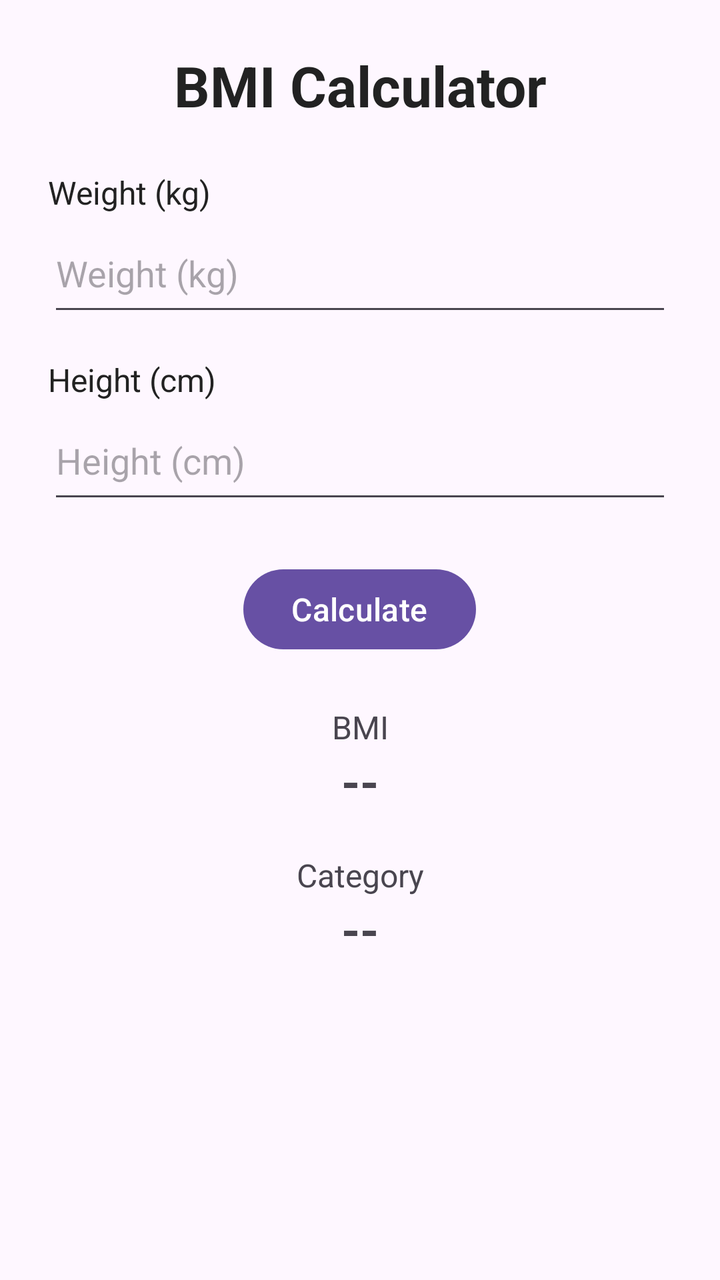
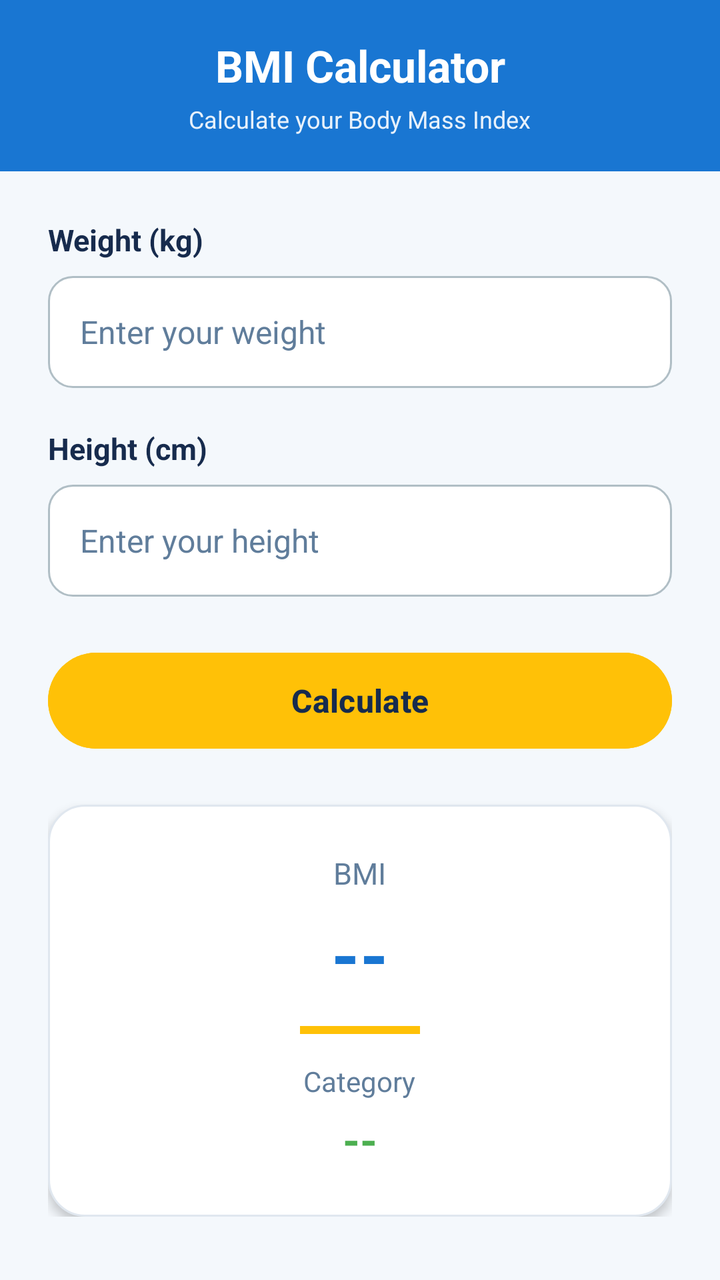

Two renders of the same Android screen: before a commit and after it. Below are the layout's source before the change and the commit's diff.
<!-- AndroidManifest.xml: application theme Theme.BMICalculator -->
<!-- res/layout/activity_main.xml -->
<?xml version="1.0" encoding="utf-8"?>
<ScrollView xmlns:android="http://schemas.android.com/apk/res/android"
    android:layout_width="match_parent"
    android:layout_height="match_parent">

    <LinearLayout
        android:layout_width="match_parent"
        android:layout_height="wrap_content"
        android:orientation="vertical"
        android:padding="@dimen/screen_padding">

        

        <TextView
            android:id="@+id/titleText"
            android:layout_width="match_parent"
            android:layout_height="wrap_content"
            android:gravity="center"
            android:text="@string/title_bmi"
            android:textColor="@color/text_primary"
            android:textSize="@dimen/title_size"
            android:textStyle="bold"
            android:layout_marginBottom="24dp" />


        

        <TextView
            android:layout_width="match_parent"
            android:layout_height="wrap_content"
            android:text="@string/weight"
            android:textColor="@color/text_primary"
            android:textSize="@dimen/label_size" />

        <EditText
            android:id="@+id/weightEditText"
            android:layout_width="match_parent"
            android:layout_height="@dimen/input_height"
            android:hint="@string/weight"
            android:inputType="numberDecimal"
            android:layout_marginBottom="16dp" />


        

        <TextView
            android:layout_width="match_parent"
            android:layout_height="wrap_content"
            android:text="@string/height"
            android:textColor="@color/text_primary"
            android:textSize="@dimen/label_size" />

        <EditText
            android:id="@+id/heightEditText"
            android:layout_width="match_parent"
            android:layout_height="@dimen/input_height"
            android:hint="@string/height"
            android:inputType="numberDecimal"
            android:layout_marginBottom="24dp" />


        

        <Button
            android:id="@+id/calculateButton"
            android:layout_width="wrap_content"
            android:layout_height="wrap_content"
            android:layout_gravity="center"
            android:text="@string/calculate"
            android:textSize="@dimen/button_text_size"
            android:layout_marginBottom="24dp" />


        

        <TextView
            android:id="@+id/bmiLabel"
            android:layout_width="match_parent"
            android:layout_height="wrap_content"
            android:gravity="center"
            android:text="@string/bmi"
            android:textSize="@dimen/label_size" />

        <TextView
            android:id="@+id/bmiResult"
            android:layout_width="match_parent"
            android:layout_height="wrap_content"
            android:gravity="center"
            android:text="--"
            android:textSize="@dimen/result_size"
            android:textStyle="bold"
            android:layout_marginBottom="20dp" />


        

        <TextView
            android:id="@+id/categoryLabel"
            android:layout_width="match_parent"
            android:layout_height="wrap_content"
            android:gravity="center"
            android:text="@string/bmi_category"
            android:textSize="@dimen/label_size" />

        <TextView
            android:id="@+id/categoryResult"
            android:layout_width="match_parent"
            android:layout_height="wrap_content"
            android:gravity="center"
            android:text="--"
            android:textSize="@dimen/result_size"
            android:textStyle="bold" />

    </LinearLayout>

</ScrollView>
<!-- resources referenced by this layout -->
<resources>
  <color name="text_primary">#222222</color>
  <dimen name="button_text_size">16sp</dimen>
  <dimen name="input_height">56dp</dimen>
  <dimen name="label_size">16sp</dimen>
  <dimen name="result_size">24sp</dimen>
  <dimen name="screen_padding">24dp</dimen>
  <dimen name="title_size">28sp</dimen>
  <string name="bmi">BMI</string>
  <string name="bmi_category">Category</string>
  <string name="calculate">Calculate</string>
  <string name="height">Height (cm)</string>
  <string name="title_bmi">BMI Calculator</string>
  <string name="weight">Weight (kg)</string>
  <style name="Theme.BMICalculator" parent="Base.Theme.BMICalculator" />
  <style name="Base.Theme.BMICalculator" parent="Theme.Material3.DayNight.NoActionBar">
          
          
      </style>
</resources>

<!-- the commit's change to res/layout/activity_main.xml (unified diff, before → after) -->
@@ -1,115 +1,181 @@
 <?xml version="1.0" encoding="utf-8"?>
 <ScrollView xmlns:android="http://schemas.android.com/apk/res/android"
     android:layout_width="match_parent"
-    android:layout_height="match_parent">
+    android:layout_height="match_parent"
+    android:background="@color/background"
+    android:fillViewport="true">
 
     <LinearLayout
         android:layout_width="match_parent"
         android:layout_height="wrap_content"
-        android:orientation="vertical"
-        android:padding="@dimen/screen_padding">
+        android:orientation="vertical">
 
         
 
-        <TextView
-            android:id="@+id/titleText"
+        <LinearLayout
             android:layout_width="match_parent"
             android:layout_height="wrap_content"
+            android:orientation="vertical"
             android:gravity="center"
-            android:text="@string/title_bmi"
-            android:textColor="@color/text_primary"
-            android:textSize="@dimen/title_size"
-            android:textStyle="bold"
-            android:layout_marginBottom="24dp" />
+            android:background="@color/primary"
+            android:paddingStart="24dp"
+            android:paddingEnd="24dp"
+            android:paddingTop="18dp"
+            android:paddingBottom="18dp">
+
+            <TextView
+                android:layout_width="wrap_content"
+                android:layout_height="wrap_content"
+                android:text="@string/title_bmi"
+                android:textColor="@color/text_white"
+                android:textSize="22sp"
+                android:textStyle="bold"
+                android:gravity="center" />
+
+            <TextView
+                android:layout_width="wrap_content"
+                android:layout_height="wrap_content"
+                android:layout_marginTop="4dp"
+                android:text="@string/subtitle_bmi"
+                android:textColor="@color/text_white"
+                android:alpha="0.9"
+                android:textSize="12sp"
+                android:gravity="center" />
+
+        </LinearLayout>
 
 
         
 
-        <TextView
+        <LinearLayout
             android:layout_width="match_parent"
             android:layout_height="wrap_content"
-            android:text="@string/weight"
-            android:textColor="@color/text_primary"
-            android:textSize="@dimen/label_size" />
+            android:orientation="vertical"
+            android:padding="24dp">
 
-        <EditText
-            android:id="@+id/weightEditText"
-            android:layout_width="match_parent"
-            android:layout_height="@dimen/input_height"
-            android:hint="@string/weight"
-            android:inputType="numberDecimal"
-            android:layout_marginBottom="16dp" />
+            
+
+            <TextView
+                android:layout_width="match_parent"
+                android:layout_height="wrap_content"
+                android:text="@string/weight"
+                android:textColor="@color/text_primary"
+                android:textSize="15sp"
+                android:textStyle="bold"
+                android:layout_marginBottom="8dp" />
+
+            <EditText
+                android:id="@+id/weightEditText"
+                android:layout_width="match_parent"
+                android:layout_height="56dp"
+                android:background="@drawable/edittext_background"
+                android:hint="@string/weight_hint"
+                android:inputType="numberDecimal"
+                android:textColor="@color/text_primary"
+                android:textColorHint="@color/text_secondary"
+                android:textSize="16sp"
+                android:paddingStart="16dp"
+                android:paddingEnd="16dp"
+                android:layout_marginBottom="20dp" />
 
 
-        
+            
 
-        <TextView
-            android:layout_width="match_parent"
-            android:layout_height="wrap_content"
-            android:text="@string/height"
-            android:textColor="@color/text_primary"
-            android:textSize="@dimen/label_size" />
+            <TextView
+                android:layout_width="match_parent"
+                android:layout_height="wrap_content"
+                android:text="@string/height"
+                android:textColor="@color/text_primary"
+                android:textSize="15sp"
+                android:textStyle="bold"
+                android:layout_marginBottom="8dp" />
 
-        <EditText
-            android:id="@+id/heightEditText"
-            android:layout_width="match_parent"
-            android:layout_height="@dimen/input_height"
-            android:hint="@string/height"
-            android:inputType="numberDecimal"
-            android:layout_marginBottom="24dp" />
+            <EditText
+                android:id="@+id/heightEditText"
+                android:layout_width="match_parent"
+                android:layout_height="56dp"
+                android:background="@drawable/edittext_background"
+                android:hint="@string/height_hint"
+                android:inputType="numberDecimal"
+                android:textColor="@color/text_primary"
+                android:textColorHint="@color/text_secondary"
+                android:textSize="16sp"
+                android:paddingStart="16dp"
+                android:paddingEnd="16dp"
+                android:layout_marginBottom="24dp" />
 
 
-        
+            
 
-        <Button
-            android:id="@+id/calculateButton"
-            android:layout_width="wrap_content"
-            android:layout_height="wrap_content"
-            android:layout_gravity="center"
-            android:text="@string/calculate"
-            android:textSize="@dimen/button_text_size"
-            android:layout_marginBottom="24dp" />
+            <Button
+                android:id="@+id/calculateButton"
+                android:layout_width="match_parent"
+                android:layout_height="56dp"
+                android:text="@string/calculate"
+                android:textColor="@color/text_primary"
+                android:textSize="16sp"
+                android:textStyle="bold"
+                android:backgroundTint="@color/accent_yellow"
+                android:layout_marginBottom="24dp" />
 
 
-        
+            
 
-        <TextView
-            android:id="@+id/bmiLabel"
-            android:layout_width="match_parent"
-            android:layout_height="wrap_content"
-            android:gravity="center"
-            android:text="@string/bmi"
-            android:textSize="@dimen/label_size" />
+            <LinearLayout
+                android:layout_width="match_parent"
+                android:layout_height="wrap_content"
+                android:orientation="vertical"
+                android:gravity="center"
+                android:background="@drawable/result_card"
+                android:elevation="3dp"
+                android:padding="24dp">
 
-        <TextView
-            android:id="@+id/bmiResult"
-            android:layout_width="match_parent"
-            android:layout_height="wrap_content"
-            android:gravity="center"
-            android:text="--"
-            android:textSize="@dimen/result_size"
-            android:textStyle="bold"
-            android:layout_marginBottom="20dp" />
+                <TextView
+                    android:id="@+id/bmiLabel"
+                    android:layout_width="wrap_content"
+                    android:layout_height="wrap_content"
+                    android:text="@string/bmi"
+                    android:textColor="@color/text_secondary"
+                    android:textSize="15sp" />
 
+                <TextView
+                    android:id="@+id/bmiResult"
+                    android:layout_width="wrap_content"
+                    android:layout_height="wrap_content"
+                    android:text="--"
+                    android:textColor="@color/primary"
+                    android:textSize="36sp"
+                    android:textStyle="bold"
+                    android:layout_marginTop="6dp" />
 
-        
+                <View
+                    android:layout_width="60dp"
+                    android:layout_height="4dp"
+                    android:background="@color/accent_yellow"
+                    android:layout_marginTop="12dp"
+                    android:layout_marginBottom="14dp" />
 
-        <TextView
-            android:id="@+id/categoryLabel"
-            android:layout_width="match_parent"
-            android:layout_height="wrap_content"
-            android:gravity="center"
-            android:text="@string/bmi_category"
-            android:textSize="@dimen/label_size" />
+                <TextView
+                    android:id="@+id/categoryLabel"
+                    android:layout_width="wrap_content"
+                    android:layout_height="wrap_content"
+                    android:text="@string/bmi_category"
+                    android:textColor="@color/text_secondary"
+                    android:textSize="14sp" />
 
-        <TextView
-            android:id="@+id/categoryResult"
-            android:layout_width="match_parent"
-            android:layout_height="wrap_content"
-            android:gravity="center"
-            android:text="--"
-            android:textSize="@dimen/result_size"
-            android:textStyle="bold" />
+                <TextView
+                    android:id="@+id/categoryResult"
+                    android:layout_width="wrap_content"
+                    android:layout_height="wrap_content"
+                    android:text="--"
+                    android:textColor="@color/normal_color"
+                    android:textSize="22sp"
+                    android:textStyle="bold"
+                    android:layout_marginTop="5dp" />
+
+            </LinearLayout>
+
+        </LinearLayout>
 
     </LinearLayout>
 
<!-- resource entries referenced after the edit -->
@@ -1,19 +1,92 @@
 <!-- resources referenced by this layout -->
 <resources>
-  <color name="text_primary">#222222</color>
-  <dimen name="button_text_size">16sp</dimen>
-  <dimen name="input_height">56dp</dimen>
-  <dimen name="label_size">16sp</dimen>
-  <dimen name="result_size">24sp</dimen>
-  <dimen name="screen_padding">24dp</dimen>
-  <dimen name="title_size">28sp</dimen>
+  <color name="accent_yellow">#FFC107</color>
+  <color name="background">#F4F8FC</color>
+  <color name="normal_color">#4CAF50</color>
+  <color name="primary">#1976D2</color>
+  <color name="text_primary">#172B4D</color>
+  <color name="text_secondary">#607D9B</color>
+  <color name="text_white">#FFFFFF</color>
+  <!-- drawable edittext_background (drawable) -->
+  <?xml version="1.0" encoding="utf-8"?>
+  <selector xmlns:android="http://schemas.android.com/apk/res/android">
+  
+      
+      <item android:state_focused="true">
+  
+          <shape>
+              <solid android:color="@color/input_background" />
+  
+              <corners android:radius="12dp" />
+  
+              <stroke
+                  android:width="2dp"
+                  android:color="@color/input_focus" />
+  
+              <padding
+                  android:left="16dp"
+                  android:right="16dp"
+                  android:top="4dp"
+                  android:bottom="4dp" />
+          </shape>
+  
+      </item>
+  
+      
+      <item>
+  
+          <shape>
+              <solid android:color="@color/input_background" />
+  
+              <corners android:radius="12dp" />
+  
+              <stroke
+                  android:width="1dp"
+                  android:color="@color/input_stroke" />
+  
+              <padding
+                  android:left="16dp"
+                  android:right="16dp"
+                  android:top="4dp"
+                  android:bottom="4dp" />
+          </shape>
+  
+      </item>
+  
+  </selector>
+  <!-- drawable result_card (drawable) -->
+  <?xml version="1.0" encoding="utf-8"?>
+  <shape xmlns:android="http://schemas.android.com/apk/res/android">
+  
+      <solid android:color="@color/card_background" />
+  
+      <corners android:radius="18dp" />
+  
+      <stroke
+          android:width="1dp"
+          android:color="#E0E7EF" />
+  
+      <padding
+          android:left="20dp"
+          android:right="20dp"
+          android:top="20dp"
+          android:bottom="20dp" />
+  
+  </shape>
   <string name="bmi">BMI</string>
   <string name="bmi_category">Category</string>
   <string name="calculate">Calculate</string>
   <string name="height">Height (cm)</string>
+  <string name="height_hint">Enter your height</string>
+  <string name="subtitle_bmi">Calculate your Body Mass Index</string>
   <string name="title_bmi">BMI Calculator</string>
   <string name="weight">Weight (kg)</string>
+  <string name="weight_hint">Enter your weight</string>
   <style name="Theme.BMICalculator" parent="Base.Theme.BMICalculator" />
+  <color name="input_background">#FFFFFF</color>
+  <color name="input_focus">#1976D2</color>
+  <color name="input_stroke">#B0BEC5</color>
+  <color name="card_background">#FFFFFF</color>
   <style name="Base.Theme.BMICalculator" parent="Theme.Material3.DayNight.NoActionBar">
           
           
